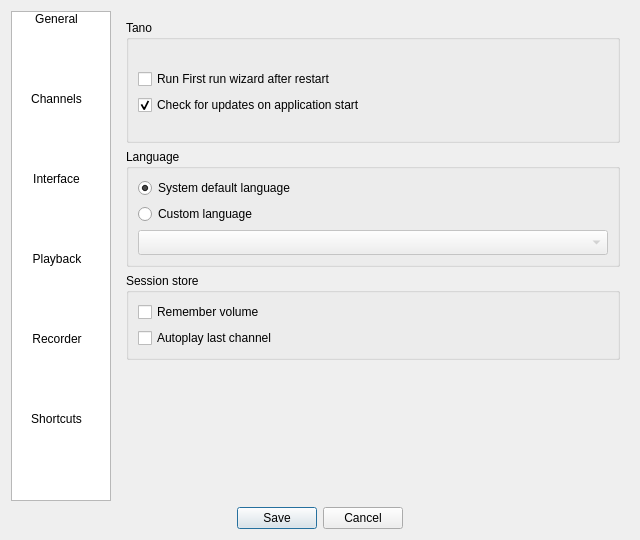
This is src/ui/EditSettings.ui in ntadej/tano as Qt 5 draws it before an edit. The edited form follows.
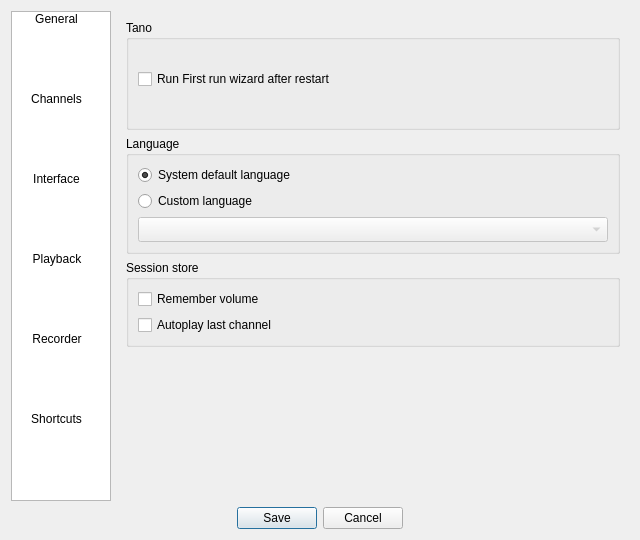
This is the edited form. Icons and pictures are not drawn. Custom widgets are drawn as their Qt base class.

Patch:
```diff
--- a/src/ui/EditSettings.ui
+++ b/src/ui/EditSettings.ui
@@ -45,17 +45,7 @@
             </property>
            </widget>
           </item>
-          <item row="2" column="0">
-           <widget class="QCheckBox" name="updatesCheck">
-            <property name="text">
-             <string>Check for updates on application start</string>
-            </property>
-            <property name="checked">
-             <bool>true</bool>
-            </property>
-           </widget>
-          </item>
-          <item row="0" column="1" rowspan="4">
+          <item row="0" column="1" rowspan="3">
            <widget class="QLabel" name="labelLogo">
             <property name="sizePolicy">
              <sizepolicy hsizetype="Maximum" vsizetype="Maximum">
@@ -71,7 +61,7 @@
             </property>
            </widget>
           </item>
-          <item row="3" column="0">
+          <item row="2" column="0">
            <spacer name="tanoBoxSpacer">
             <property name="orientation">
              <enum>Qt::Vertical</enum>
```
